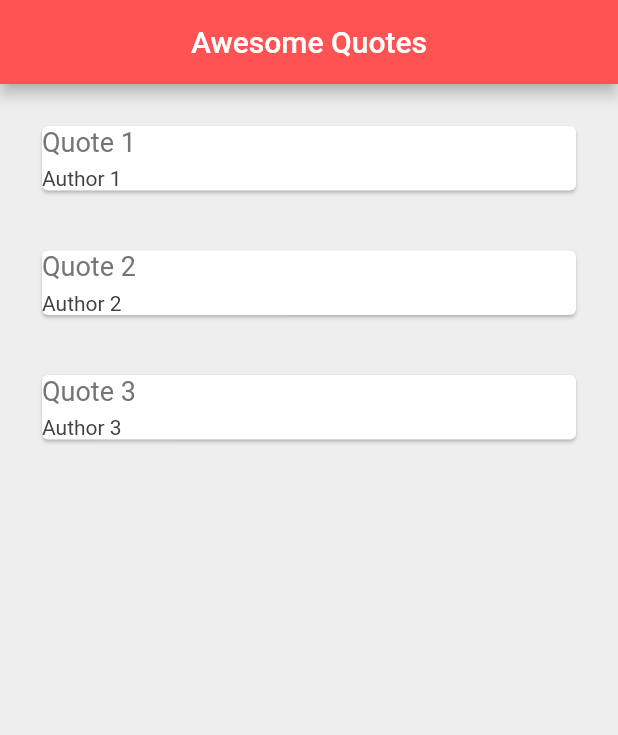
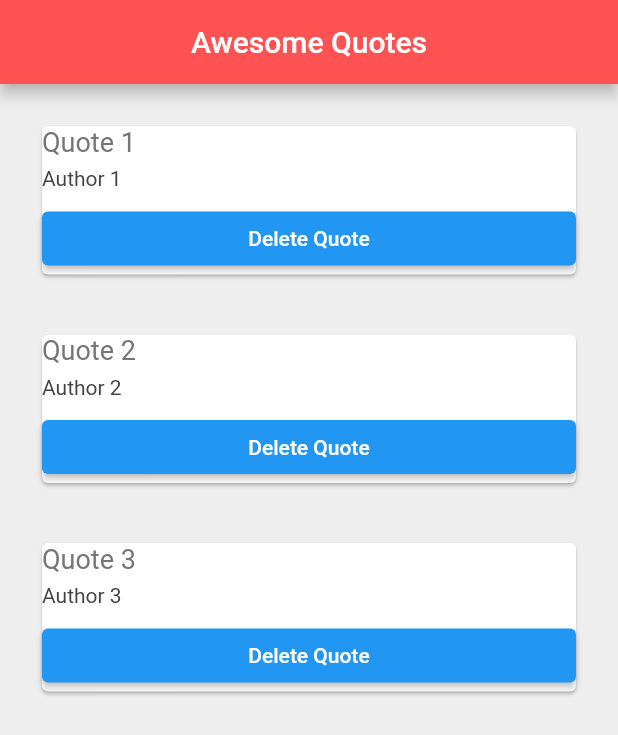
Before and after one commit to sreshtha10/Learning_Flutter, a Flutter app: the screen it shows after launch, on a phone screen of 412 x 824 dp. Shown: the top 735 px of the screen. Run offline on Flutter 3.47's test engine with Material 2 defaults, Android fonts, the phone set to English and light mode, and no system bars; project files that could hold a hidden picture were left out.

Commit message:
Added delete functionality

```diff
--- a/lib/main.dart
+++ b/lib/main.dart
@@ -1,4 +1,5 @@
 import 'package:first_flutter_app/quote.dart';
+import 'package:first_flutter_app/quoteCard.dart';
 import 'package:flutter/material.dart';
 
 void main()  => runApp(const MaterialApp(
@@ -15,39 +16,10 @@ class QuoteList extends StatefulWidget {
 class _QuoteListState extends State<QuoteList> {
 
   List<Quote> quotes = [
-    Quote("Quote 1", "Author 1"),
-    Quote("Quote 2", "Author 2"),
-    Quote("Quote 3", "Author 3")
+    Quote(text: "Quote 1",author: "Author 1"),
+    Quote(text: "Quote 2",author: "Author 2"),
+    Quote(text: "Quote 3",author: "Author 3")
   ];
-
-  Widget quoteTemplate(quote){
-    return Padding(
-      padding: const EdgeInsets.all(12.0),
-      child: Card(
-        margin: const EdgeInsets.fromLTRB(16,16,16,0),
-        child:Column(
-          crossAxisAlignment: CrossAxisAlignment.stretch,
-          children: [
-            Text(
-              quote.text,
-              style: TextStyle(
-                fontSize: 18.0,
-                color:Colors.grey[600]
-              ),
-            ),
-            SizedBox(height: 6.0),
-            Text(
-              quote.author,
-              style: TextStyle(
-                fontSize: 14.0,
-                color: Colors.grey[800]
-              ),
-            )
-          ],
-        ),
-      ),
-    );
-  }
 
   @override
   Widget build(BuildContext context) {
@@ -59,7 +31,14 @@ class _QuoteListState extends State<QuoteList> {
         backgroundColor: Colors.redAccent,
       ),
       body: Column(
-        children:quotes.map((it) => quoteTemplate(it)).toList()
+        children:quotes.map((it) => QuoteCard(
+            quote: it,
+            delete: () {
+              setState(() {
+                quotes.remove(it);
+              });
+            }
+        )).toList()
       ),
     );
   }
--- a/lib/quote.dart
+++ b/lib/quote.dart
@@ -1,5 +1,5 @@
 class Quote{
-  String? text;
-  String? author;
-  Quote(this.text, this.author);
+  String text;
+  String author;
+  Quote({required this.text,required this.author});
 }
--- /dev/null
+++ b/lib/quoteCard.dart
@@ -0,0 +1,49 @@
+import 'package:first_flutter_app/quote.dart';
+import 'package:flutter/material.dart';
+
+class QuoteCard extends StatelessWidget {
+
+  final Quote quote;
+  final dynamic delete;
+
+  const QuoteCard({
+    Key? key,
+    required this.quote,
+    required this.delete
+  }) : super(key: key);
+
+  @override
+  Widget build(BuildContext context) {
+    return Padding(
+      padding: const EdgeInsets.all(12.0),
+      child: Card(
+        margin: const EdgeInsets.fromLTRB(16,16,16,0),
+        child:Column(
+          crossAxisAlignment: CrossAxisAlignment.stretch,
+          children: [
+            Text(
+              quote.text,
+              style: TextStyle(
+                  fontSize: 18.0,
+                  color:Colors.grey[600]
+              ),
+            ),
+            const SizedBox(height: 6.0),
+            Text(
+              quote.author,
+              style: TextStyle(
+                  fontSize: 14.0,
+                  color: Colors.grey[800]
+              ),
+            ),
+            const SizedBox(height: 8.0),
+            ElevatedButton(
+              onPressed: delete ,
+              child: const Text("Delete Quote")
+            )
+          ],
+        ),
+      ),
+    );
+  }
+}
```
